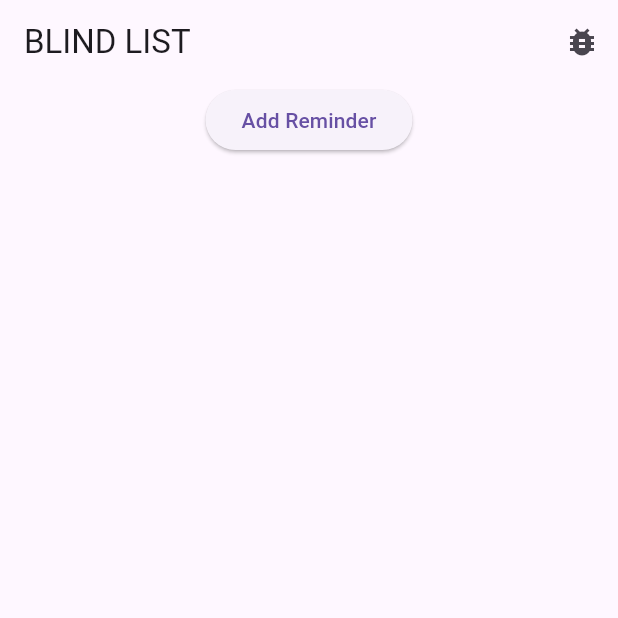
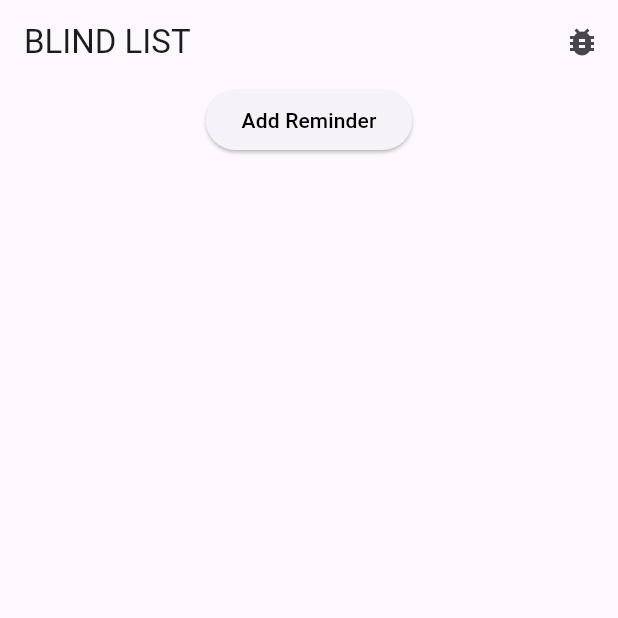
Before and after one commit to VAED3R/totally-useless, a Flutter app: the screen it shows after launch, on a phone screen of 412 x 824 dp, the top half of it. Run offline on Flutter 3.47's test engine with Material 3 defaults, Android fonts, the phone set to English and light mode, and no system bars; our stand-ins replace confetti.

Commit message:
color scheme change

```diff
--- a/useless todolist/useless_todolist/lib/main.dart
+++ b/useless todolist/useless_todolist/lib/main.dart
@@ -220,7 +220,7 @@ class _TodoListScreenState extends State<TodoListScreen> {
       child: Container(
         margin: const EdgeInsets.symmetric(vertical: 5.0, horizontal: 10.0),
         decoration: BoxDecoration(
-          color: Colors.lightBlueAccent.shade100,
+          color: const Color.fromARGB(255, 243, 228, 255),
           borderRadius: BorderRadius.circular(15.0),
         ),
         child: ListTile(
@@ -234,7 +234,7 @@ class _TodoListScreenState extends State<TodoListScreen> {
             style: const TextStyle(color: Colors.black54),
           ),
           trailing: IconButton(
-            icon: const Icon(Icons.delete, color: Colors.red),
+            icon: const Icon(Icons.delete, color: Color.fromARGB(255, 0, 0, 0)),
             onPressed: () => _removeTodoItem(_todoItems.indexOf(item)),
           ),
         ),
@@ -263,8 +263,12 @@ class _TodoListScreenState extends State<TodoListScreen> {
                   children: [
                     ElevatedButton(
                       onPressed: _selectDateTimeAndAddTask,
-                      child: const Text('Add Reminder'),
+                      child: const Text(
+                        'Add Reminder',
+                        style: TextStyle(color: Colors.black), // Set text color to black
+                      ),
                     ),
+
                     Expanded(
                       child: AnimatedList(
                         key: _listKey,
```
